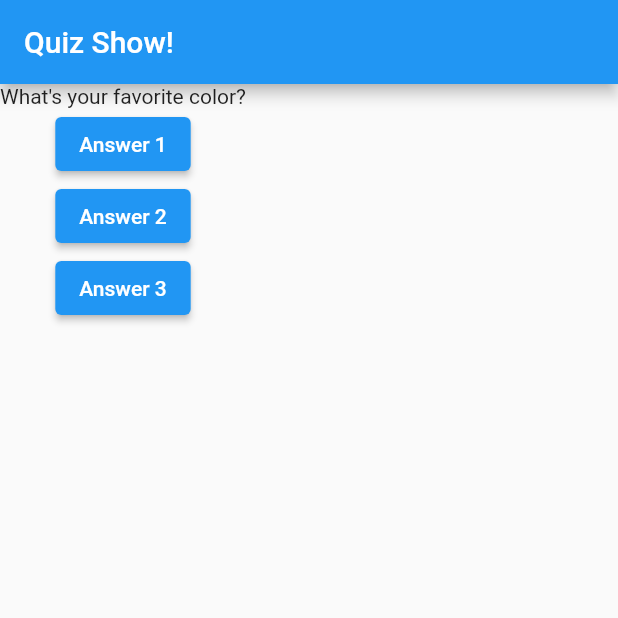
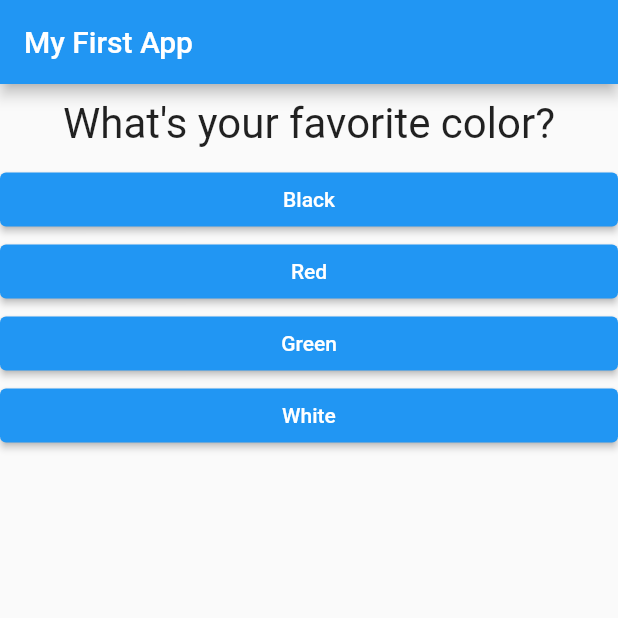
Before and after one commit to ibawolf/flutter_complete_guide_rw, a Flutter app: the screen it shows after launch, on a phone screen of 412 x 824 dp, the top half of it. Run offline on Flutter 3.47's test engine with Material 2 defaults, Android fonts, the phone set to English and light mode, and no system bars.

Commit message:
end of Section 3

```diff
--- /dev/null
+++ b/lib/answer.dart
@@ -0,0 +1,23 @@
+import 'package:flutter/material.dart';
+
+class Answer extends StatelessWidget {
+  final Function selectHandler;
+  final String answerText;
+
+  Answer(this.selectHandler, this.answerText);
+
+  @override
+  Widget build(BuildContext context) {
+    return Container(
+      width: double.infinity,
+      child: ElevatedButton(
+        style: ButtonStyle(
+          backgroundColor: MaterialStateProperty.all(Colors.blue),
+          foregroundColor: MaterialStateProperty.all(Colors.white),
+        ),
+        child: Text(answerText),
+        onPressed: selectHandler,
+      ),
+    );
+  }
+}
--- a/lib/main.dart
+++ b/lib/main.dart
@@ -1,59 +1,96 @@
-import 'dart:math';
 import 'package:flutter/material.dart';
 
-import './question.dart';
-
+import './quiz.dart';
+import './result.dart';
 // void main() {
 //   runApp(MyApp());
 // }
 
-// Replaces standard main if function has exactly one statement.
 void main() => runApp(MyApp());
 
 class MyApp extends StatefulWidget {
   @override
   State<StatefulWidget> createState() {
-    // TODO: implement createStyate
     return _MyAppState();
   }
 }
 
 class _MyAppState extends State<MyApp> {
-  num _questionIndex = 0;
+  final _questions = const [
+    {
+      'questionText': 'What\'s your favorite color?',
+      'answers': [
+        {'text': 'Black', 'score': 10},
+        {'text': 'Red', 'score': 5},
+        {'text': 'Green', 'score': 3},
+        {'text': 'White', 'score': 1},
+      ],
+    },
+    {
+      'questionText': 'What\'s your favorite animal?',
+      'answers': [
+        {'text': 'Lion', 'score': 11},
+        {'text': 'Elephant', 'score': 9},
+        {'text': 'Snake', 'score': 3},
+        {'text': 'Rabbit', 'score': 1},
+      ],
+    },
+    {
+      'questionText': 'Who\'s your favorite instructor?',
+      'answers': [
+        {'text': 'Max', 'score': 10},
+        {'text': 'Morty', 'score': 6},
+        {'text': 'Maxine', 'score': 1},
+      ],
+    },
+  ];
+  var _questionIndex = 0;
+  var _totalScore = 0;
 
-  void _answerQuestion() {
+  void _resetQuiz() {
     setState(() {
-      _questionIndex++;
+      _questionIndex = 0;
+      _totalScore = 0;
     });
-    print(_questionIndex);
+  }
+
+  void _answerQuestion(int score) {
+    // var aBool = true;
+    // aBool = false;
+
+    _totalScore += score;
+
+    setState(() {
+      _questionIndex += 1;
+    });
+    //print(_questionIndex);
+    // if (_questionIndex < _questions.length) {
+    //   print('We have more questions!');
+    // } else {
+    //   print('No more questions!');
+    // }
   }
 
   @override
   Widget build(BuildContext context) {
-    var questions = [
-      "What's your favorite color?",
-      "What's your favorite animal?",
-    ];
+    // var dummy = const ['Hello'];
+    // dummy.add('Max');
+    // print(dummy);
+    // dummy = [];
+    // questions = []; // does not work if questions is a const
+
     return MaterialApp(
       home: Scaffold(
         appBar: AppBar(
-          title: Text("Quiz Show!"),
+          title: Text('My First App'),
         ),
-        body: Column(children: [
-          Text(questions[_questionIndex]),
-          ElevatedButton(
-            child: Text('Answer 1'),
-            onPressed: _answerQuestion,
-          ),
-          ElevatedButton(
-            child: Text('Answer 2'),
-            onPressed: () => print('answer 2 chosen'),
-          ),
-          ElevatedButton(
-            child: Text('Answer 3'),
-            onPressed: () => print('answer 3 chosen'),
-          ),
-        ]),
+        body: _questionIndex < _questions.length
+            ? Quiz(
+                answerQuestion: _answerQuestion,
+                questionIndex: _questionIndex,
+                questions: _questions,
+              )
+            : Result(_totalScore, _resetQuiz),
       ),
     );
   }
--- a/lib/question.dart
+++ b/lib/question.dart
@@ -1,14 +1,20 @@
-import 'package:flutter/material.dart'
+import 'package:flutter/material.dart';
 
 class Question extends StatelessWidget {
-  String questionText;
+  final String questionText;
 
   Question(this.questionText);
 
   @override
   Widget build(BuildContext context) {
     return Container(
-
+      width: double.infinity,
+      margin: EdgeInsets.all(10),
+      child: Text(
+        questionText,
+        style: TextStyle(fontSize: 28),
+        textAlign: TextAlign.center,
+      ),
     );
   }
 }
--- /dev/null
+++ b/lib/quiz.dart
@@ -0,0 +1,30 @@
+import 'package:flutter/material.dart';
+
+import './question.dart';
+import './answer.dart';
+
+class Quiz extends StatelessWidget {
+  final List<Map<String, Object>> questions;
+  final int questionIndex;
+  final Function answerQuestion;
+
+  Quiz({
+    @required this.questions,
+    @required this.answerQuestion,
+    @required this.questionIndex,
+  });
+
+  @override
+  Widget build(BuildContext context) {
+    return Column(
+      children: [
+        Question(
+          questions[questionIndex]['questionText'],
+        ),
+        ...(questions[questionIndex]['answers'] as List<Map<String, Object>>).map((answer) {
+          return Answer(() => answerQuestion(answer['score']), answer['text']);
+        }).toList()
+      ],
+    );
+  }
+}
```
Also changed, not shown: lib/result.dart (added, +51 -0 lines), pubspec.yaml (+5 -9 lines), question.dart (deleted, +0 -12 lines), 2 other files.
